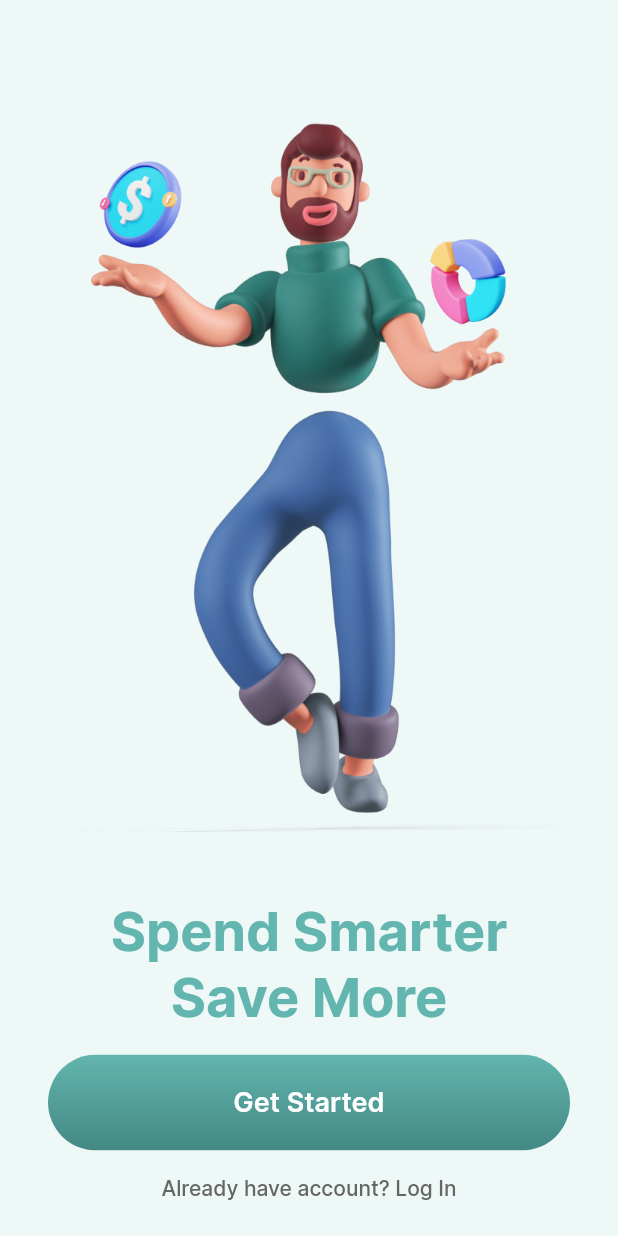
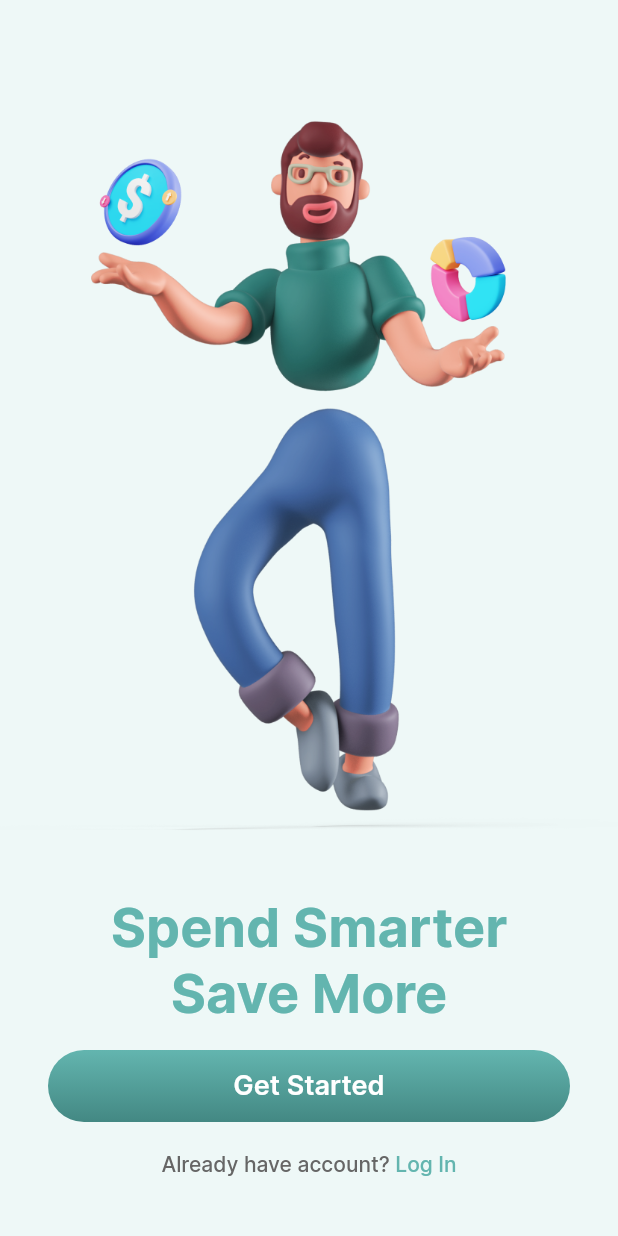
Before and after one commit to br3nds0n/financeiro-flutter-app, a Flutter app: the screen it shows after launch, on a phone screen of 412 x 824 dp. Run offline on Flutter 3.47's test engine with Material 2 defaults, Android fonts, the phone set to English and light mode, and no system bars.

Commit message:
feat: atualizando onboarding page

```diff
--- /dev/null
+++ b/lib/common/widgets/multi_text_button.dart
@@ -0,0 +1,22 @@
+import 'package:flutter/material.dart';
+
+class MultiTextButton extends StatelessWidget {
+  final List<Text> children;
+  final VoidCallback? onPressed;
+
+  const MultiTextButton({
+    super.key,
+    required this.children, this.onPressed,
+  });
+
+  @override
+  Widget build(BuildContext context) {
+    return TextButton(
+        onPressed: onPressed,
+        child: Row(
+          mainAxisSize: MainAxisSize.min,
+          mainAxisAlignment: MainAxisAlignment.center,
+          children: children,
+        ));
+  }
+}
--- a/lib/common/widgets/primary_button.dart
+++ b/lib/common/widgets/primary_button.dart
@@ -2,7 +2,6 @@ import 'package:flutter/material.dart';
 
 import '../constans/app_colors.dart';
 import '../constans/app_text_styles.dart';
-
 
 class PrimaryButton extends StatelessWidget {
   final VoidCallback? onPressed;
@@ -14,13 +13,16 @@ class PrimaryButton extends StatelessWidget {
     required this.text,
   }) : super(key: key);
 
+  final BorderRadius _borderRadius = const BorderRadius.all(
+    Radius.circular(24.0),
+  );
+
   @override
   Widget build(BuildContext context) {
-    return Material(
-      borderRadius: const BorderRadius.all(Radius.circular(38.0)),
-      child: Ink(
+    return Ink(
+      height: 48.0,
       decoration: BoxDecoration(
-          borderRadius: const BorderRadius.all(Radius.circular(38.0)),
+        borderRadius: _borderRadius,
         gradient: LinearGradient(
           begin: Alignment.topCenter,
           end: Alignment.bottomCenter,
@@ -30,14 +32,9 @@ class PrimaryButton extends StatelessWidget {
         ),
       ),
       child: InkWell(
-          borderRadius: const BorderRadius.all(Radius.circular(38.0)),
+        borderRadius: _borderRadius,
         onTap: onPressed,
-          child: Container(
-            decoration: const BoxDecoration(
-              borderRadius: BorderRadius.all(Radius.circular(38.0)),
-            ),
-            alignment: Alignment.center,
-            height: 64.0,
+        child: Align(
           child: Text(
             text,
             style: AppTextStyles.mediumText18.copyWith(
@@ -46,7 +43,6 @@ class PrimaryButton extends StatelessWidget {
           ),
         ),
       ),
-      ),
     );
   }
 }
--- a/lib/features/onboarding/onboarding_page.dart
+++ b/lib/features/onboarding/onboarding_page.dart
@@ -1,7 +1,11 @@
+
+import 'dart:developer';
+
 import 'package:financeiro_app/common/constans/app_colors.dart';
 import 'package:financeiro_app/common/constans/app_text_styles.dart';
 import 'package:flutter/material.dart';
 
+import '../../common/widgets/multi_text_button.dart';
 import '../../common/widgets/primary_button.dart';
 
 class OnboardingPage extends StatelessWidget {
@@ -16,9 +20,8 @@ class OnboardingPage extends StatelessWidget {
           children: [
             const SizedBox(height: 48.0),
             Expanded(
-              flex: 2,
               child: Image.asset(
-                'assets/images/man.png',
+                'assets/images/onboarding_image.png',
               ),
             ),
             Text(
@@ -34,21 +37,33 @@ class OnboardingPage extends StatelessWidget {
               ),
             ),
             Padding(
-              padding: const EdgeInsets.symmetric(
-                horizontal: 32.0,
-                vertical: 16.0,
+              padding: const EdgeInsets.only(
+                left: 32.0,
+                right: 32.0,
+                top: 16.0,
+                bottom: 4.0,
               ),
               child: PrimaryButton(
                 text: 'Get Started',
                 onPressed: () {},
               ),
             ),
-            Text(
-              'Already have account? Log In',
-              style: AppTextStyles.smallText.copyWith(
-                color: AppColors.grey,
+            MultiTextButton(
+              onPressed: () => log('Log In'),
+              children: [
+              Text(
+                'Already have account? ',
+                style: AppTextStyles.smallText.copyWith(
+                  color: AppColors.grey,
+                ),
               ),
-            ),
+              Text(
+                'Log In',
+                style: AppTextStyles.smallText.copyWith(
+                  color: AppColors.greenTwo,
+                ),
+              ),
+            ]),
             const SizedBox(height: 24.0),
           ],
         ),
```
Also changed, not shown: assets/images/man.png (deleted), assets/images/onboarding_image.png, assets/images/sign_in_image.png, assets/images/sign_up_image.png. Lines whose indentation alone changed are shown as unchanged.
